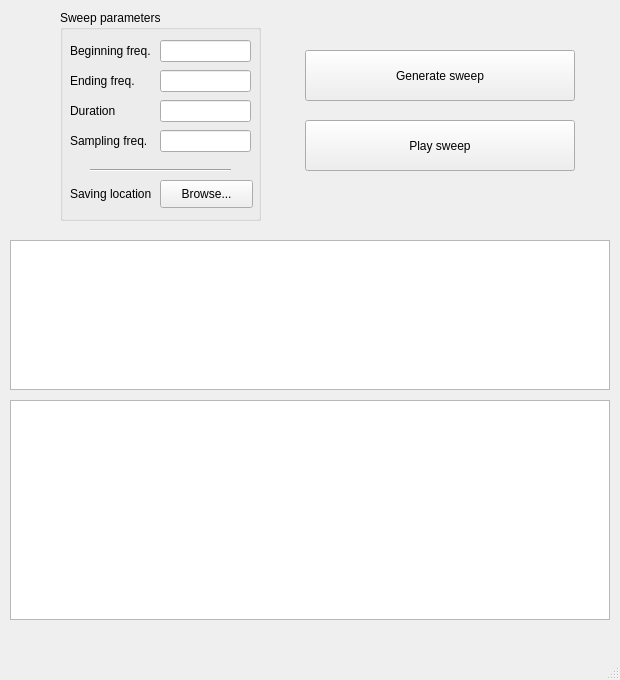
Qt form design_sweep_generator.ui (JuanPabloZed/IR_Maker) before a commit.
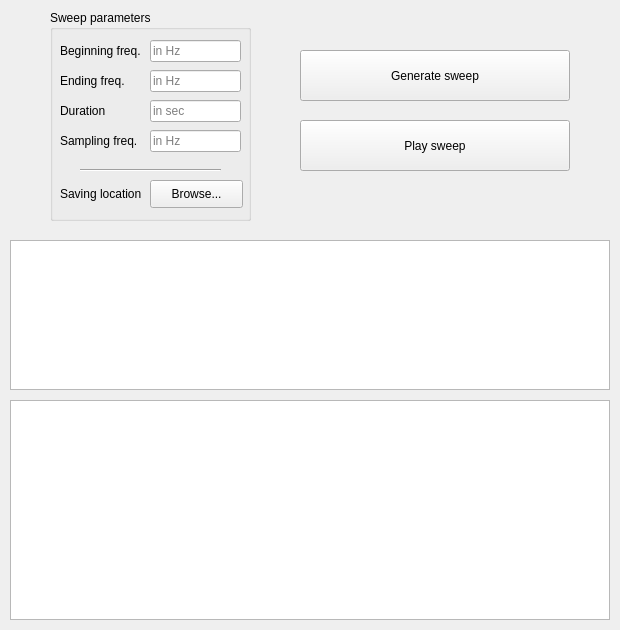
The same form after that commit. Custom widgets are drawn as their Qt base class.

```diff
--- a/design_sweep_generator.ui
+++ b/design_sweep_generator.ui
@@ -7,7 +7,7 @@
     <x>0</x>
     <y>0</y>
     <width>620</width>
-    <height>680</height>
+    <height>630</height>
    </rect>
   </property>
   <property name="windowTitle">
@@ -40,7 +40,7 @@
    <widget class="QGroupBox" name="params_box">
     <property name="geometry">
      <rect>
-      <x>60</x>
+      <x>50</x>
       <y>10</y>
       <width>201</width>
       <height>211</height>
@@ -84,6 +84,9 @@
        <height>22</height>
       </rect>
      </property>
+     <property name="placeholderText">
+      <string>in Hz</string>
+     </property>
     </widget>
     <widget class="QLineEdit" name="endfreq_textedit">
      <property name="geometry">
@@ -94,6 +97,9 @@
        <height>22</height>
       </rect>
      </property>
+     <property name="placeholderText">
+      <string>in Hz</string>
+     </property>
     </widget>
     <widget class="QLineEdit" name="dur_textedit">
      <property name="geometry">
@@ -104,6 +110,9 @@
        <height>22</height>
       </rect>
      </property>
+     <property name="placeholderText">
+      <string>in sec</string>
+     </property>
     </widget>
     <widget class="QLabel" name="label_3">
      <property name="geometry">
@@ -127,6 +136,9 @@
        <height>22</height>
       </rect>
      </property>
+     <property name="placeholderText">
+      <string>in Hz</string>
+     </property>
     </widget>
     <widget class="QLabel" name="label_4">
      <property name="geometry">
@@ -184,7 +196,7 @@
    <widget class="QPushButton" name="gensweep_button">
     <property name="geometry">
      <rect>
-      <x>305</x>
+      <x>300</x>
       <y>50</y>
       <width>270</width>
       <height>51</height>
@@ -197,7 +209,7 @@
    <widget class="QPushButton" name="playsweep_button">
     <property name="geometry">
      <rect>
-      <x>305</x>
+      <x>300</x>
       <y>120</y>
       <width>270</width>
       <height>51</height>
@@ -208,17 +220,6 @@
     </property>
    </widget>
   </widget>
-  <widget class="QMenuBar" name="menubar">
-   <property name="geometry">
-    <rect>
-     <x>0</x>
-     <y>0</y>
-     <width>620</width>
-     <height>26</height>
-    </rect>
-   </property>
-  </widget>
-  <widget class="QStatusBar" name="statusbar"/>
  </widget>
  <customwidgets>
   <customwidget>
```
Left out of the diff: 18 changed lines with no effect on the pictures.
